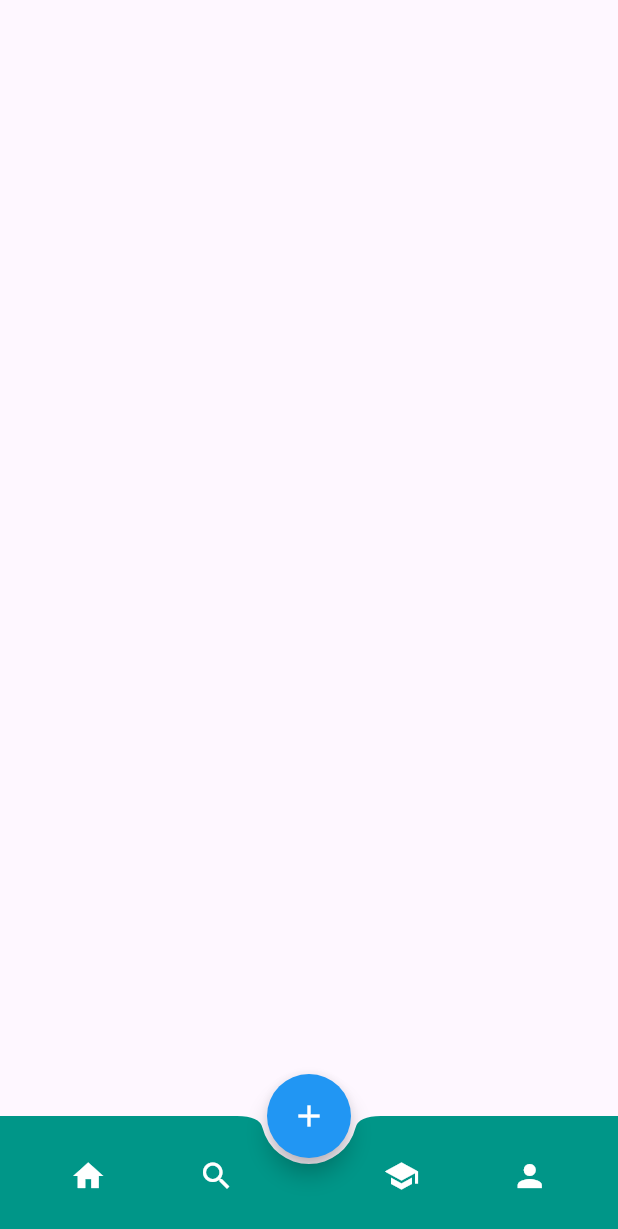
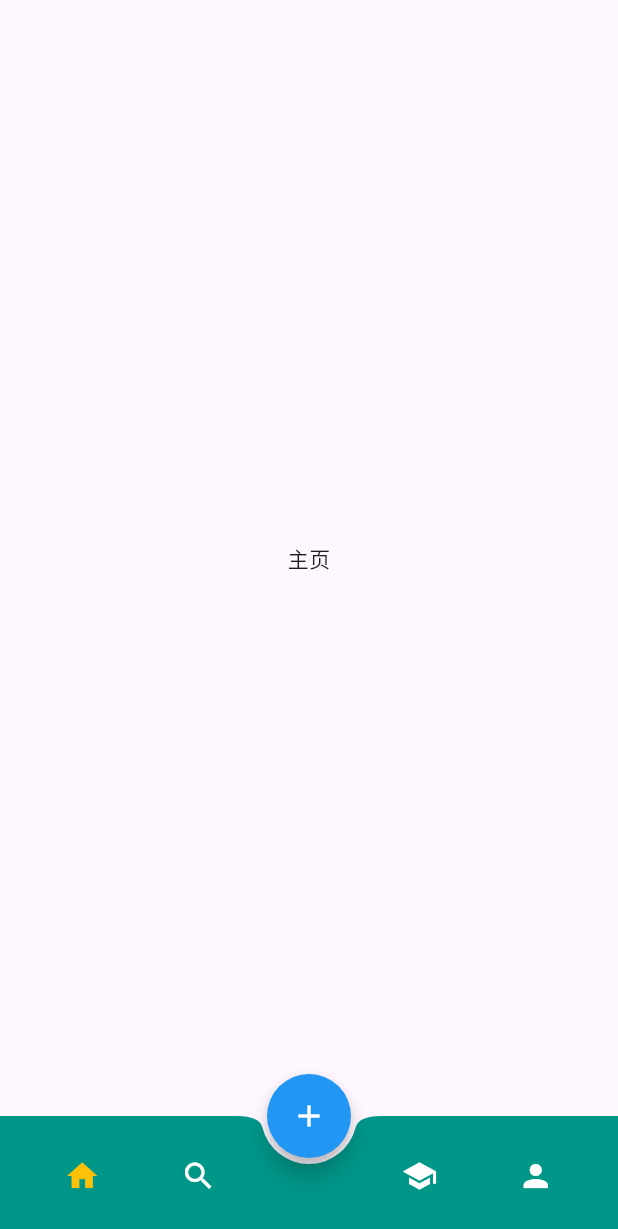
Before and after one commit to EatFans/Flutter-Study, a Flutter app: the screen it shows after launch, on a phone screen of 412 x 824 dp. Shown: the top 1229 px of the screen. Run offline on Flutter 3.47's test engine with Material 3 defaults, Android fonts, the phone set to English and light mode, and no system bars; our stand-ins replace flutter_slidable.

Commit message:
study11 BottomAppBar 底部导航栏

```diff
--- a/study11/lib/pages/container_page.dart
+++ b/study11/lib/pages/container_page.dart
@@ -1,4 +1,5 @@
 import 'package:flutter/material.dart';
+import 'package:study11/widgets/custom_navigation_bar.dart';
 
 class ContainerPage extends StatefulWidget {
   const ContainerPage({super.key});
@@ -8,57 +9,29 @@ class ContainerPage extends StatefulWidget {
 }
 
 class _ContainerState extends State<ContainerPage>{
+  int _currentIndex = 0;
 
-  // 当按钮点击时候
-  void _onIconTapped(int index){
+  final List<Widget> _pages = [
+    const Center( child: Text("主页") ),
+    const Center(child: Text("搜索")),
+    const Center(child: Text("学习")),
+    const Center(child: Text("我的")),
+  ];
 
-  }
 
   @override
   Widget build(BuildContext context) {
     return Scaffold(
 
+      body: _pages[_currentIndex],
 
-      bottomNavigationBar: BottomAppBar(
-        color: Colors.teal,
-        shape: CircularNotchedRectangle(),
-        child: Row(
-          mainAxisAlignment: MainAxisAlignment.spaceAround,
-          children: <Widget>[
-            IconButton(
-              icon: Icon(
-                Icons.home,
-                color: Colors.white,
-              ),
-              onPressed: () => _onIconTapped(0),
-            ),
-
-            IconButton(
-              icon: Icon(
-                  Icons.search,
-                color: Colors.white
-              ),
-              onPressed: () => _onIconTapped(1),
-            ),
-
-            SizedBox(), // 增加一些间隔
-
-            IconButton(
-              icon: Icon(
-                Icons.school,
-                color: Colors.white,
-              ),
-              onPressed: () => _onIconTapped(3),
-            ),
-            IconButton(
-              icon: Icon(
-                Icons.person,
-                color: Colors.white,
-              ),
-              onPressed: () => _onIconTapped(2),
-            )
-          ],
-        ),
+      bottomNavigationBar: CustomNavigationBar(
+        currentIndex: _currentIndex,
+        onIconTapped: (index) {
+          setState(() {
+            _currentIndex = index;
+          });
+        },
       ),
       floatingActionButton: FloatingActionButton(
         onPressed: () {},
--- /dev/null
+++ b/study11/lib/widgets/custom_navigation_bar.dart
@@ -0,0 +1,46 @@
+import 'package:flutter/material.dart';
+
+class CustomNavigationBar extends StatelessWidget {
+  final int currentIndex;
+  final Function(int) onIconTapped;
+
+  const CustomNavigationBar({
+    super.key,
+    required this.currentIndex,
+    required this.onIconTapped,
+  });
+
+  @override
+  Widget build(BuildContext context) {
+    return BottomAppBar(
+      color: Colors.teal,
+      shape: const CircularNotchedRectangle(),
+      child: Row(
+        mainAxisAlignment: MainAxisAlignment.spaceAround,
+        children: <Widget>[
+          IconButton(
+            icon: Icon(Icons.home,
+                color: currentIndex == 0 ? Colors.amber : Colors.white),
+            onPressed: () => onIconTapped(0),
+          ),
+          IconButton(
+            icon: Icon(Icons.search,
+                color: currentIndex == 1 ? Colors.amber : Colors.white),
+            onPressed: () => onIconTapped(1),
+          ),
+          const SizedBox(width: 40), // 为 FloatingActionButton 预留空间
+          IconButton(
+            icon: Icon(Icons.school,
+                color: currentIndex == 2 ? Colors.amber : Colors.white),
+            onPressed: () => onIconTapped(2),
+          ),
+          IconButton(
+            icon: Icon(Icons.person,
+                color: currentIndex == 3 ? Colors.amber : Colors.white),
+            onPressed: () => onIconTapped(3),
+          ),
+        ],
+      ),
+    );
+  }
+}
```
